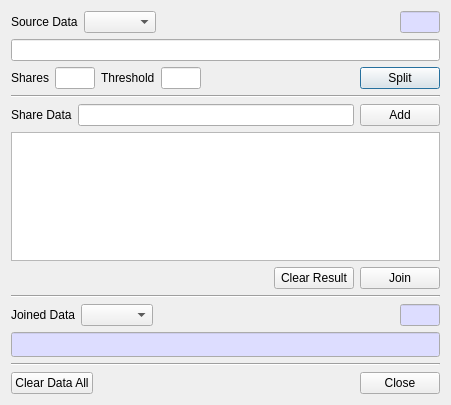
Before: the Qt Designer form BerEditor/sss_dlg.ui in jykim74/BerEditor, drawn with Qt 5.
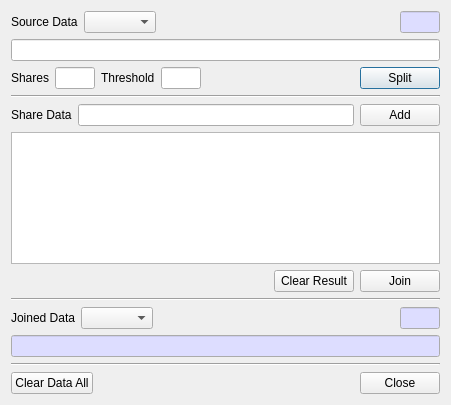
After: the same form once the commit is applied.

The edit to the form file:
```diff
--- a/BerEditor/sss_dlg.ui
+++ b/BerEditor/sss_dlg.ui
@@ -353,11 +353,6 @@
        </disabled>
       </palette>
      </property>
-     <property name="font">
-      <font>
-       <family>굴림체</family>
-      </font>
-     </property>
      <property name="readOnly">
       <bool>true</bool>
      </property>
```
